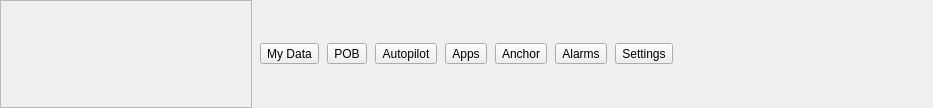
First picture: the form in ui/bottombar/BottomBar.ui, repository OpenFairWind/FairWindSK, before the edit.
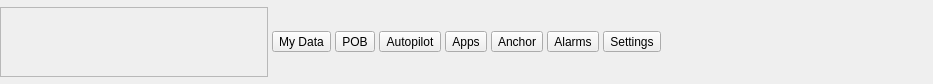
Second picture: the form after the edit. Icons and pictures are not drawn. Custom widgets are drawn as their Qt base class.

Commit message: Refine bottom bar touch layout

The edit to the form file:
```diff
--- a/ui/bottombar/BottomBar.ui
+++ b/ui/bottombar/BottomBar.ui
@@ -7,9 +7,15 @@
     <x>0</x>
     <y>0</y>
     <width>933</width>
-    <height>108</height>
+    <height>84</height>
    </rect>
   </property>
+  <property name="maximumSize">
+   <size>
+    <width>16777215</width>
+    <height>84</height>
+   </size>
+  </property>
   <layout class="QGridLayout" name="gridLayout">
    <property name="leftMargin">
     <number>0</number>
@@ -28,13 +34,25 @@
    </property>
    <item row="4" column="0">
     <layout class="QHBoxLayout" name="horizontalLayoutButtons">
+     <property name="leftMargin">
+      <number>0</number>
+     </property>
+     <property name="topMargin">
+      <number>0</number>
+     </property>
+     <property name="rightMargin">
+      <number>0</number>
+     </property>
+     <property name="bottomMargin">
+      <number>0</number>
+     </property>
      <property name="spacing">
-      <number>8</number>
+      <number>4</number>
      </property>
      <item>
       <widget class="fairwindsk::ui::widgets::TouchScrollArea" name="scrollArea_Port">
        <property name="sizePolicy">
-        <sizepolicy hsizetype="Expanding" vsizetype="Preferred">
+        <sizepolicy hsizetype="Expanding" vsizetype="Fixed">
          <horstretch>0</horstretch>
          <verstretch>0</verstretch>
         </sizepolicy>
@@ -54,7 +72,7 @@
           <x>0</x>
           <y>0</y>
           <width>159</width>
-          <height>80</height>
+          <height>72</height>
          </rect>
         </property>
         <layout class="QHBoxLayout" name="horizontalLayoutApps">
@@ -220,7 +238,7 @@
      <item>
       <widget class="QWidget" name="widget_Starboard" native="true">
        <property name="sizePolicy">
-        <sizepolicy hsizetype="Expanding" vsizetype="Preferred">
+        <sizepolicy hsizetype="Expanding" vsizetype="Fixed">
          <horstretch>0</horstretch>
          <verstretch>0</verstretch>
         </sizepolicy>
```
Left out of the diff: 14 changed lines with no effect on the pictures. The commit also changes 3 other files.
